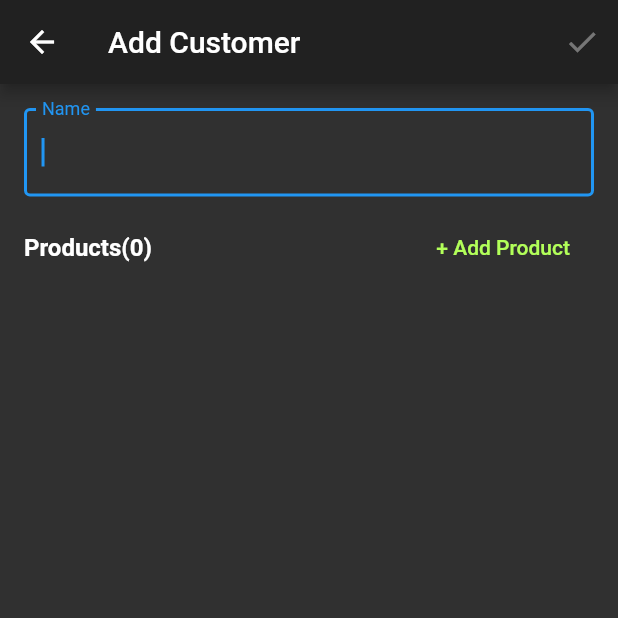
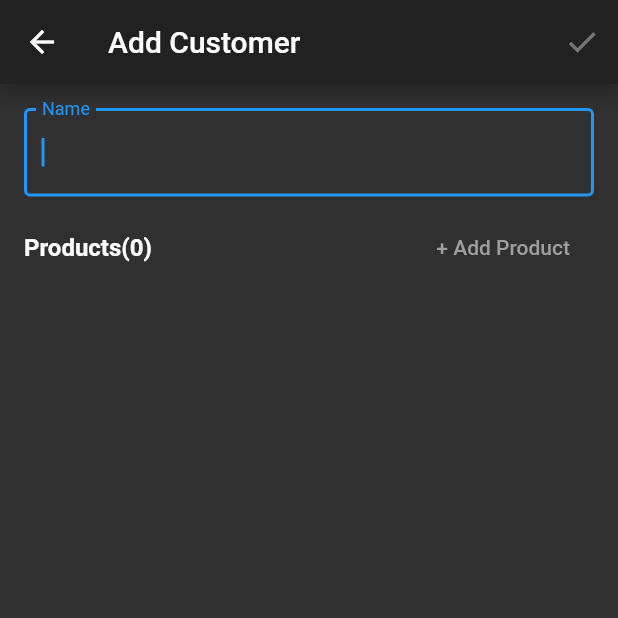
Before and after one commit to manickjamadar/price_checker, a Flutter app: the CustomerFormScreen screen opened directly, on a phone screen of 412 x 824 dp, the top half of it. Run offline on Flutter 3.47's test engine with Material 2 defaults, Android fonts, the phone set to English and light mode, and no system bars; our stand-ins replace bloc, dartz, equatable, flutter_bloc, freezed_annotation, get_it; generated files the repository leaves out were written again.

Commit message:
error customer name added in customer form screen

```diff
--- a/lib/presentation/screens/customer_form/customer_form_screen.dart
+++ b/lib/presentation/screens/customer_form/customer_form_screen.dart
@@ -57,7 +57,12 @@ class CustomerFormScreen extends StatelessWidget {
                       initialValue: state.customer.name.value,
                       onChanged: (newName) => _onNameChanged(context, newName),
                       decoration: InputDecoration(
-                          labelText: "Name", border: OutlineInputBorder()),
+                          errorText:
+                              state.showError && !state.customer.name.isValid
+                                  ? "Invalid customer name"
+                                  : null,
+                          labelText: "Name",
+                          border: OutlineInputBorder()),
                     ),
                     SizedBox(height: 10),
                     Row(
@@ -69,7 +74,7 @@ class CustomerFormScreen extends StatelessWidget {
                                 fontSize: 16, fontWeight: FontWeight.w600)),
                         FlatButton(
                           child: Text("+ Add Product",
-                              style: TextStyle(color: Colors.lightGreenAccent)),
+                              style: TextStyle(color: Colors.grey)),
                           onPressed: () => _onAddProduct(context),
                         )
                       ],
```
